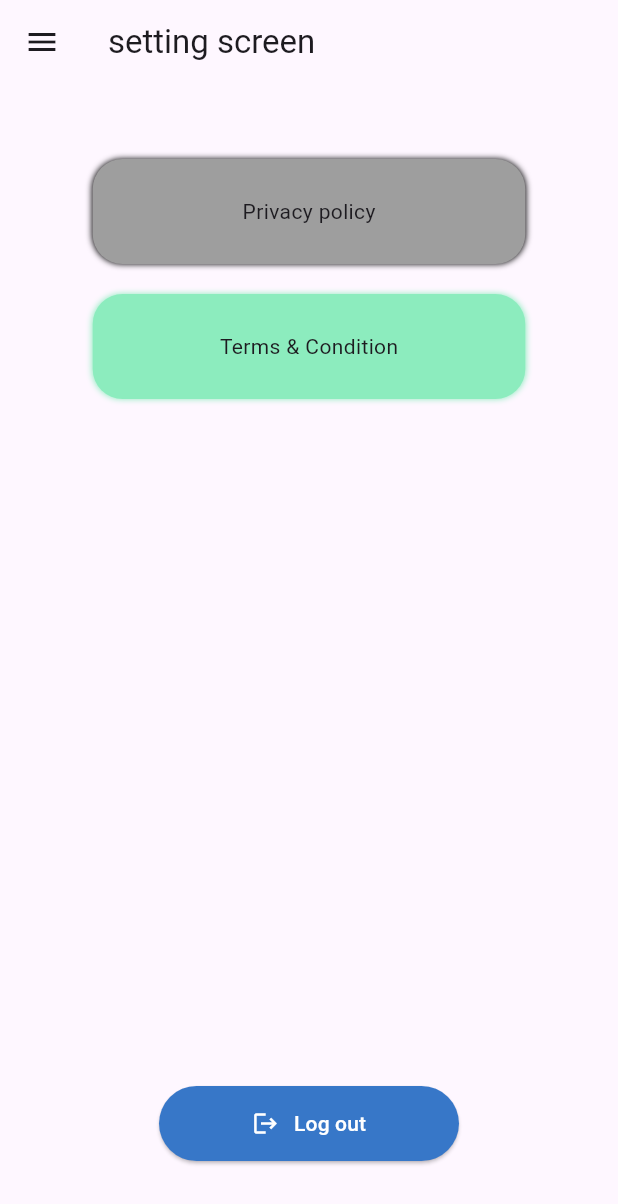
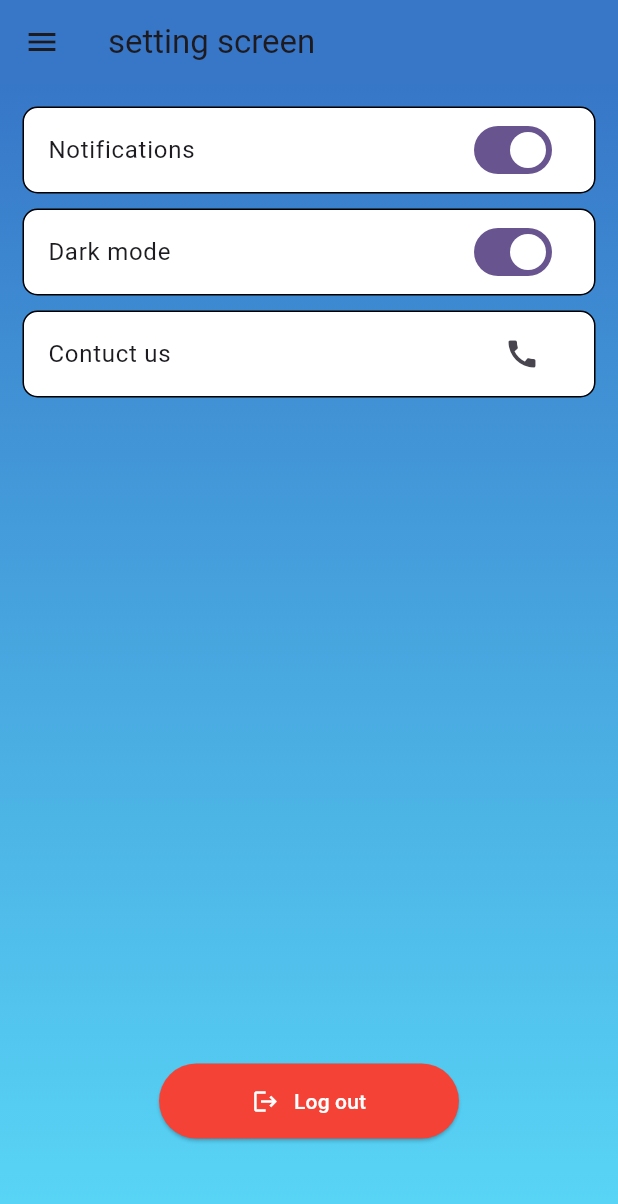
Before and after one commit to SagorSamadder/sAcademy-teacher, a Flutter app: the SettingScreen screen opened by its route, on a phone screen of 412 x 824 dp. Shown: the top 1204 px of the screen. Run offline on Flutter 3.47's test engine with Material 3 defaults, Android fonts, the phone set to English and light mode, and no system bars; our stand-ins replace cloud_firestore, firebase_auth, firebase_core, firebase_storage, get, image_picker and 1 more; accounts and stored records are empty.

Commit message:
completeing setting screen

```diff
--- a/lib/app/settings/view/setting_view.dart
+++ b/lib/app/settings/view/setting_view.dart
@@ -5,51 +5,85 @@ import 'package:get/get.dart';
 import 'package:velocity_x/velocity_x.dart';
 import '../../widgets/drawer/drawer.dart';
 
-class SettingScreen extends StatelessWidget {
+class SettingScreen extends StatefulWidget {
   const SettingScreen({super.key});
+
+  @override
+  State<SettingScreen> createState() => _SettingScreenState();
+}
+
+class _SettingScreenState extends State<SettingScreen> {
+  var switchnewvalue = true;
+  var darkmodevalu = true;
 
   @override
   Widget build(BuildContext context) {
     return Scaffold(
       appBar: AppBar(
+        backgroundColor: const Color(0xff3877c8),
         title: const Text('setting screen'),
       ),
-      body: Center(
+      body: Container(
+        decoration: const BoxDecoration(
+          gradient: LinearGradient(
+            begin: Alignment.topCenter,
+            end: Alignment.bottomCenter,
+            colors: [
+              Color(0xff3777c8),
+              Color.fromARGB(255, 89, 215, 247),
+            ],
+          ),
+        ),
+        child: Padding(
+          padding: const EdgeInsets.all(15),
           child: Column(
             children: [
-            50.heightBox,
               Container(
-              height: 70,
-              width: context.screenWidth * .70,
                 decoration: BoxDecoration(
-                color: Colors.grey,
-                borderRadius: BorderRadius.circular(20),
-                boxShadow: const [
-                  BoxShadow(
-                    blurRadius: 3.0,
+                  borderRadius: BorderRadius.circular(10),
+                  color: Colors.white,
+                  border: Border.all(),
                 ),
-                ],
-              ),
-              child: const Center(
-                child: Text("Privacy policy"),
+                child: ListTile(
+                  title: "Notifications".text.make(),
+                  trailing: Switch(
+                      value: switchnewvalue,
+                      onChanged: (value) {
+                        setState(() {
+                          switchnewvalue = value;
+                        });
+                      }),
                 ),
               ),
-            20.heightBox,
+              10.heightBox,
               Container(
-              height: 70,
-              width: context.screenWidth * .70,
                 decoration: BoxDecoration(
-                color: const Color.fromARGB(255, 140, 236, 190),
-                borderRadius: BorderRadius.circular(20),
-                boxShadow: const [
-                  BoxShadow(
-                    color: Color.fromARGB(255, 140, 236, 190),
-                    blurRadius: 3.0,
+                  borderRadius: BorderRadius.circular(10),
+                  color: Colors.white,
+                  border: Border.all(),
                 ),
-                ],
+                child: ListTile(
+                  title: "Dark mode".text.make(),
+                  trailing: Switch(
+                      value: darkmodevalu,
+                      onChanged: (value) {
+                        setState(() {
+                          darkmodevalu = value;
+                        });
+                      }),
                 ),
-              child: const Center(
-                child: Text("Terms & Condition"),
+              ),
+              10.heightBox,
+              Container(
+                decoration: BoxDecoration(
+                  borderRadius: BorderRadius.circular(10),
+                  color: Colors.white,
+                  border: Border.all(),
+                ),
+                child: ListTile(
+                  title: "Contuct us".text.make(),
+                  trailing: IconButton(
+                      onPressed: () {}, icon: const Icon(Icons.call)),
                 ),
               ),
               const Spacer(),
@@ -57,8 +91,7 @@ class SettingScreen extends StatelessWidget {
                 height: 50,
                 width: 200,
                 child: ElevatedButton(
-                style: ElevatedButton.styleFrom(
-                    backgroundColor: const Color(0xff3777c8)),
+                  style: ElevatedButton.styleFrom(backgroundColor: Colors.red),
                   onPressed: () async {
                     await FirebaseAuth.instance.signOut();
                     Get.offAll(() => const SigninScreen());
@@ -83,6 +116,7 @@ class SettingScreen extends StatelessWidget {
             ],
           ),
         ),
+      ),
       drawer: const MyDrawer(),
     );
   }
```
Lines whose indentation alone changed are shown as unchanged.
